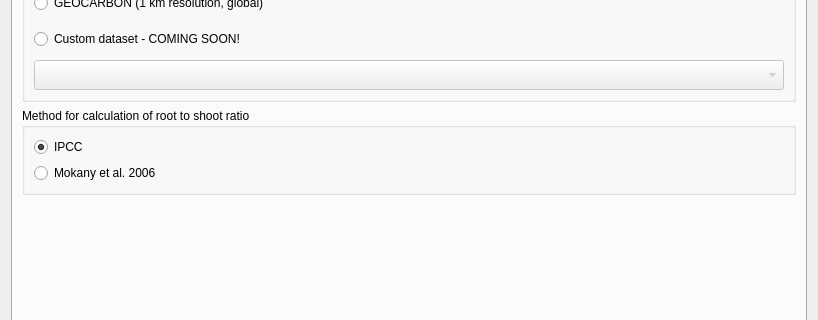
The window that LDMP/gui/DlgCalculateTCData.ui (ConservationInternational/trends.earth) describes before a commit, drawn with Qt 5; both pictures show x 0 to 818 and y 113 to 433 of the 818 by 839 pixel window.
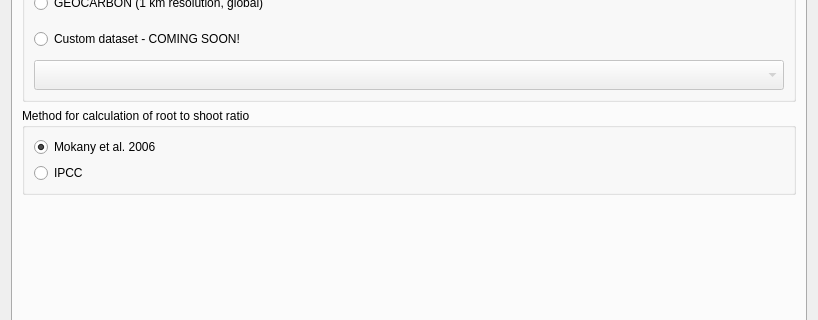
The same window after the commit. The open tabs and pages were chosen to show the change. Custom widgets are drawn as their Qt base class.

Patch:
```diff
--- a/LDMP/gui/DlgCalculateTCData.ui
+++ b/LDMP/gui/DlgCalculateTCData.ui
@@ -409,23 +409,26 @@
           <string>Method for calculation of root to shoot ratio</string>
          </property>
          <layout class="QVBoxLayout" name="verticalLayout_2">
-          <item>
-           <widget class="QRadioButton" name="radioButton_rootshoot_ipcc">
-            <property name="enabled">
-             <bool>true</bool>
-            </property>
-            <property name="text">
-             <string>IPCC</string>
-            </property>
-            <property name="checked">
-             <bool>true</bool>
-            </property>
-           </widget>
-          </item>
           <item>
            <widget class="QRadioButton" name="radioButton_rootshoot_mokany">
             <property name="text">
              <string>Mokany et al. 2006</string>
+            </property>
+            <property name="checked">
+             <bool>true</bool>
+            </property>
+           </widget>
+          </item>
+          <item>
+           <widget class="QRadioButton" name="radioButton_rootshoot_ipcc">
+            <property name="enabled">
+             <bool>true</bool>
+            </property>
+            <property name="text">
+             <string>IPCC</string>
+            </property>
+            <property name="checked">
+             <bool>false</bool>
             </property>
            </widget>
           </item>
```
Left out of the diff: 2 changed lines with no effect on the pictures.
